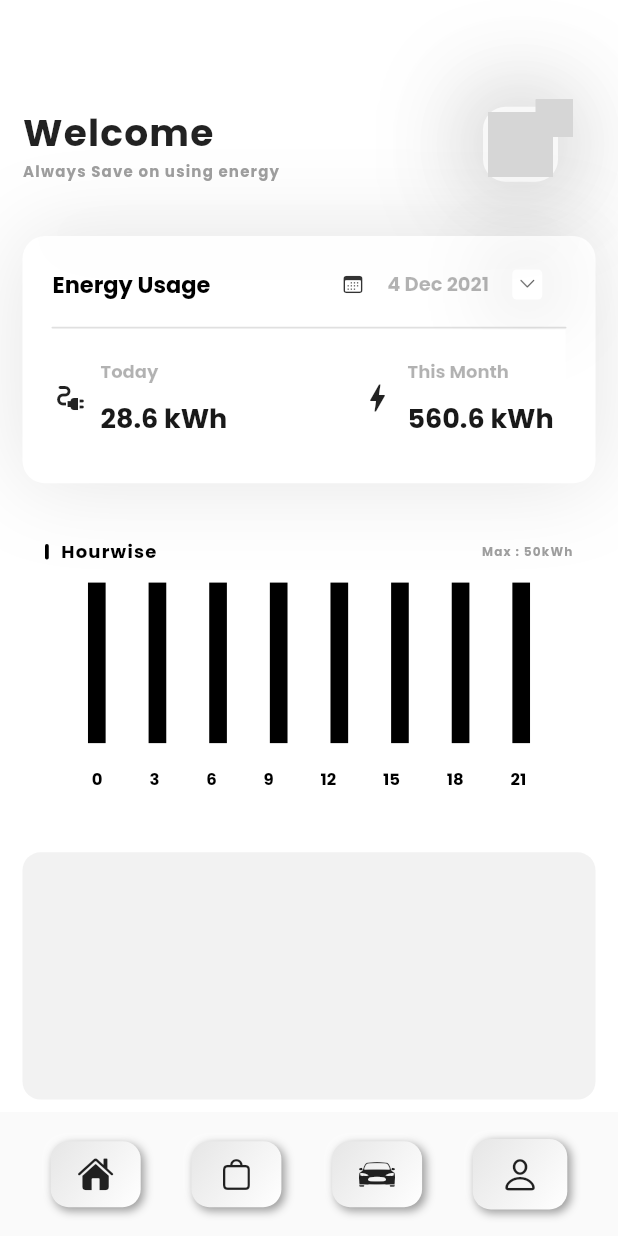
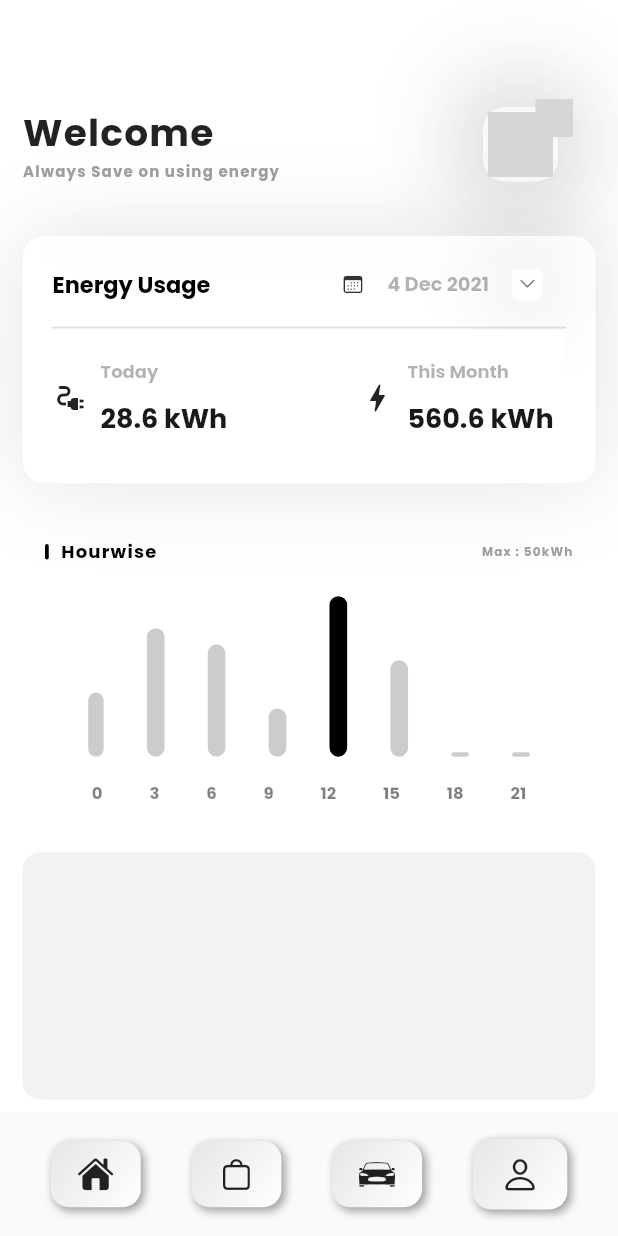
Before and after one commit to amalnathm7/Quark, a Flutter app: the screen it shows once a user with an empty profile is signed in, on a phone screen of 412 x 824 dp. Run offline on Flutter 3.47's test engine with Material 2 defaults, Android fonts, the phone set to English and light mode, and no system bars; drawn by our look-alikes of flutter_neumorphic; our stand-ins replace firebase_auth, firebase_core, google_fonts, lottie; accounts and stored records are empty; network calls fail; grey boxes are pictures that could not be loaded.

Commit message:
homescreen ui changes

```diff
--- a/lib/main_screen/home_page/home.dart
+++ b/lib/main_screen/home_page/home.dart
@@ -14,6 +14,10 @@ class HomePage extends StatefulWidget {
 class _HomePageState extends State<HomePage> {
 
   bool notiClick = false;
+  bool graphAni = false;
+
+
+
 
 
   @override
@@ -389,109 +393,129 @@ class _HomePageState extends State<HomePage> {
 
 
                           Container(
-                            height: screenHeight/7.7,
+                            height: screenHeight/7.1,
                             child: Row(
                               mainAxisAlignment: MainAxisAlignment.spaceEvenly,
+                              crossAxisAlignment: CrossAxisAlignment.end,
                               children: [
-                                Column(
-
-                                  children: [
-                                    Container(
-                                      height: screenHeight/7.7,
-                                      width: screenWidth/35,
-                                      color: Colors.black,
-                                    ),
-                                  ],
+                                Container(
+                                  height: (screenHeight/7.7)*(20/50),
+                                  width: screenWidth/40,
+                                  decoration: BoxDecoration(
+                                    color: Colors.black.withOpacity(.2),
+                                    borderRadius: BorderRadius.circular(10)
+                                  ),
+                                ),
+                                Container(
+                                  height: (screenHeight/7.7)*(40/50),
+                                  width: screenWidth/35,
+                                  decoration: BoxDecoration(
+                                      color: Colors.black.withOpacity(.2),
+                                      borderRadius: BorderRadius.circular(10)
+                                  ),
+                                ),
+                                Container(
+                                  height: (screenHeight/7.7)*(35/50),
+                                  width: screenWidth/35,
+                                  decoration: BoxDecoration(
+                                      color: Colors.black.withOpacity(.2),
+                                      borderRadius: BorderRadius.circular(10)
+                                  ),
+                                ),
+                                Container(
+                                  height: (screenHeight/7.7)*(15/50),
+                                  width: screenWidth/35,
+                                  decoration: BoxDecoration(
+                                      color: Colors.black.withOpacity(.2),
+                                      borderRadius: BorderRadius.circular(10)
+                                  ),
                                 ),
                                 Container(
                                   height: screenHeight/7.7,
                                   width: screenWidth/35,
-                                  color: Colors.black,
+                                  decoration: BoxDecoration(
+                                      color: Colors.black,
+                                      borderRadius: BorderRadius.circular(10)
+                                  ),
                                 ),
                                 Container(
-                                  height: screenHeight/7.7,
+                                  height: (screenHeight/7.7)*(30/50),
                                   width: screenWidth/35,
-                                  color: Colors.black,
+                                  decoration: BoxDecoration(
+                                      color: Colors.black.withOpacity(.2),
+                                      borderRadius: BorderRadius.circular(10)
+                                  ),
                                 ),
                                 Container(
-                                  height: screenHeight/7.7,
+                                  height: 3,
                                   width: screenWidth/35,
-                                  color: Colors.black,
+                                  decoration: BoxDecoration(
+                                      color: Colors.black.withOpacity(.2),
+                                      borderRadius: BorderRadius.circular(10)
+                                  ),
                                 ),
                                 Container(
-                                  height: screenHeight/7.7,
+                                  height: 3,
                                   width: screenWidth/35,
-                                  color: Colors.black,
-                                ),
-                                Container(
-                                  height: screenHeight/7.7,
-                                  width: screenWidth/35,
-                                  color: Colors.black,
-                                ),
-                                Container(
-                                  height: screenHeight/7.7,
-                                  width: screenWidth/35,
-                                  color: Colors.black,
-                                ),
-                                Container(
-                                  height: screenHeight/7.7,
-                                  width: screenWidth/35,
-                                  color: Colors.black,
+                                  decoration: BoxDecoration(
+                                      color: Colors.black.withOpacity(.2),
+                                      borderRadius: BorderRadius.circular(10)
+                                  ),
                                 ),
                               ],
                             ),
                           ),
 
-                          Container(
+                          SizedBox(
                             height: screenHeight/17,
                             child: Row(
                               mainAxisAlignment: MainAxisAlignment.spaceEvenly,
                               children: [
 
                                 Text("0",style: TextStyle(
-                                  color: Colors.black,
+                                  color: Colors.black.withOpacity(.5),
                                   fontSize: 11,
                                   fontWeight: FontWeight.bold,
                                 ),),
 
                                 Text("3",style: TextStyle(
-                                  color: Colors.black,
+                                  color: Colors.black.withOpacity(.5),
                                   fontSize: 11,
                                   fontWeight: FontWeight.bold,
                                 ),),
 
                                 Text("6",style: TextStyle(
-                                  color: Colors.black,
+                                  color: Colors.black.withOpacity(.5),
                                   fontSize: 11,
                                   fontWeight: FontWeight.bold,
                                 ),),
 
                                 Text("9",style: TextStyle(
-                                  color: Colors.black,
+                                  color: Colors.black.withOpacity(.5),
                                   fontSize: 11,
                                   fontWeight: FontWeight.bold,
                                 ),),
 
                                 Text("12",style: TextStyle(
-                                  color: Colors.black,
+                                  color: Colors.black.withOpacity(.5),
                                   fontSize: 11,
                                   fontWeight: FontWeight.bold,
                                 ),),
 
                                 Text("15",style: TextStyle(
-                                  color: Colors.black,
+                                  color: Colors.black.withOpacity(.5),
                                   fontSize: 11,
                                   fontWeight: FontWeight.bold,
                                 ),),
 
                                 Text("18",style: TextStyle(
-                                  color: Colors.black,
+                                  color: Colors.black.withOpacity(.5),
                                   fontSize: 11,
                                   fontWeight: FontWeight.bold,
                                 ),),
 
                                 Text("21",style: TextStyle(
-                                  color: Colors.black,
+                                  color: Colors.black.withOpacity(.5),
                                   fontSize: 11,
                                   fontWeight: FontWeight.bold,
                                 ),),
```
